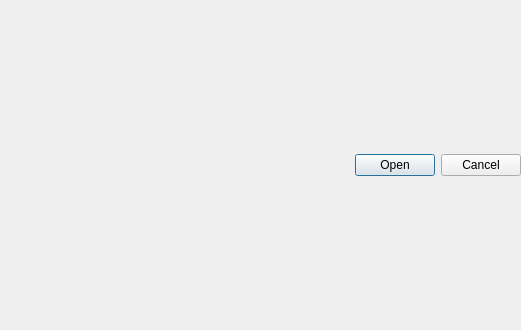
First picture: the form in ui/windows/fileBrowser/fileBrowserOpen.ui, repository david-cattermole/qt-learning, before the edit.
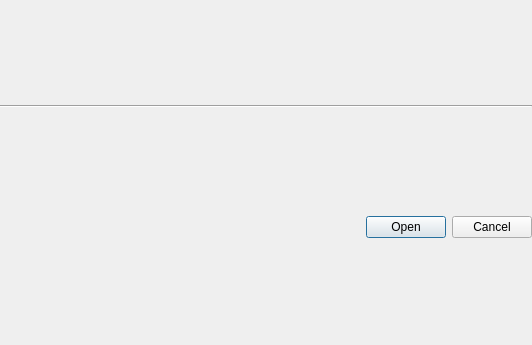
Second picture: the form after the edit.

Diff of the .ui file:
```diff
--- a/ui/windows/fileBrowser/fileBrowserOpen.ui
+++ b/ui/windows/fileBrowser/fileBrowserOpen.ui
@@ -9,16 +9,24 @@
    <rect>
     <x>0</x>
     <y>0</y>
-    <width>521</width>
-    <height>330</height>
+    <width>532</width>
+    <height>345</height>
    </rect>
   </property>
   <property name="windowTitle">
    <string>Form</string>
   </property>
-  <layout class="QVBoxLayout" name="verticalLayout_2">
+  <layout class="QHBoxLayout" name="horizontalLayout">
    <property name="spacing">
+    <number>3</number>
+   </property>
+   <property name="margin">
     <number>0</number>
+   </property>
+   <item>
+    <layout class="QVBoxLayout" name="mainInfoLayout">
+     <property name="spacing">
+      <number>3</number>
    </property>
    <property name="margin">
     <number>0</number>
@@ -33,6 +41,13 @@
      </property>
     </layout>
    </item>
+     <item>
+      <widget class="Line" name="line">
+       <property name="orientation">
+        <enum>Qt::Horizontal</enum>
+       </property>
+      </widget>
+     </item>
    <item>
     <layout class="QHBoxLayout" name="selectorLayout">
      <property name="spacing">
@@ -79,6 +94,18 @@
       <set>QDialogButtonBox::Cancel|QDialogButtonBox::Open</set>
      </property>
     </widget>
+     </item>
+    </layout>
+   </item>
+   <item>
+    <layout class="QVBoxLayout" name="previewInfoLayout">
+     <property name="spacing">
+      <number>3</number>
+     </property>
+     <property name="sizeConstraint">
+      <enum>QLayout::SetMinimumSize</enum>
+     </property>
+    </layout>
    </item>
   </layout>
  </widget>
```
Left out of the diff: 16 changed lines with no effect on the pictures. Lines whose indentation alone changed are shown as unchanged.
